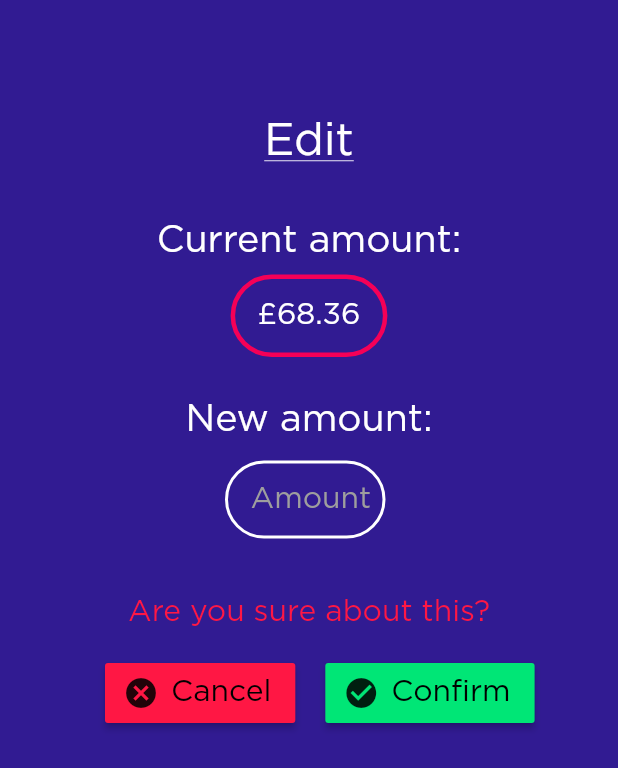
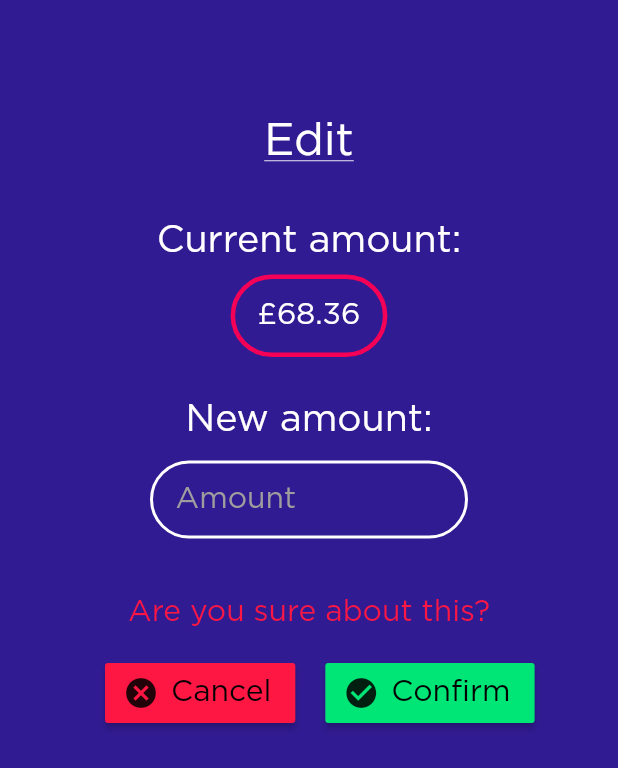
Before and after one commit to jagraj28/OctopusApp, a Flutter app: the EditAmount screen opened by its route, on a phone screen of 412 x 824 dp. Shown: the top 768 px of the screen. Run offline on Flutter 3.47's test engine with Material 2 defaults, Android fonts, the phone set to English and light mode, and no system bars; our stand-ins replace carousel_slider, curved_navigation_bar.

Commit message:
Update edit_amount.dart

```diff
--- a/octopus_app/lib/pages/bills/edit_amount.dart
+++ b/octopus_app/lib/pages/bills/edit_amount.dart
@@ -82,7 +82,7 @@ class _EditAmountState extends State<EditAmount> {
               ),
 
               Container(
-                margin: const EdgeInsets.only(top: 15.0, left: 150.0, right: 155.0),
+                margin: const EdgeInsets.only(top: 15.0, left: 100.0, right: 100.0),
                 padding: const EdgeInsets.only(left: 15.0),
                 decoration: BoxDecoration(
                   border: Border.all(
```
